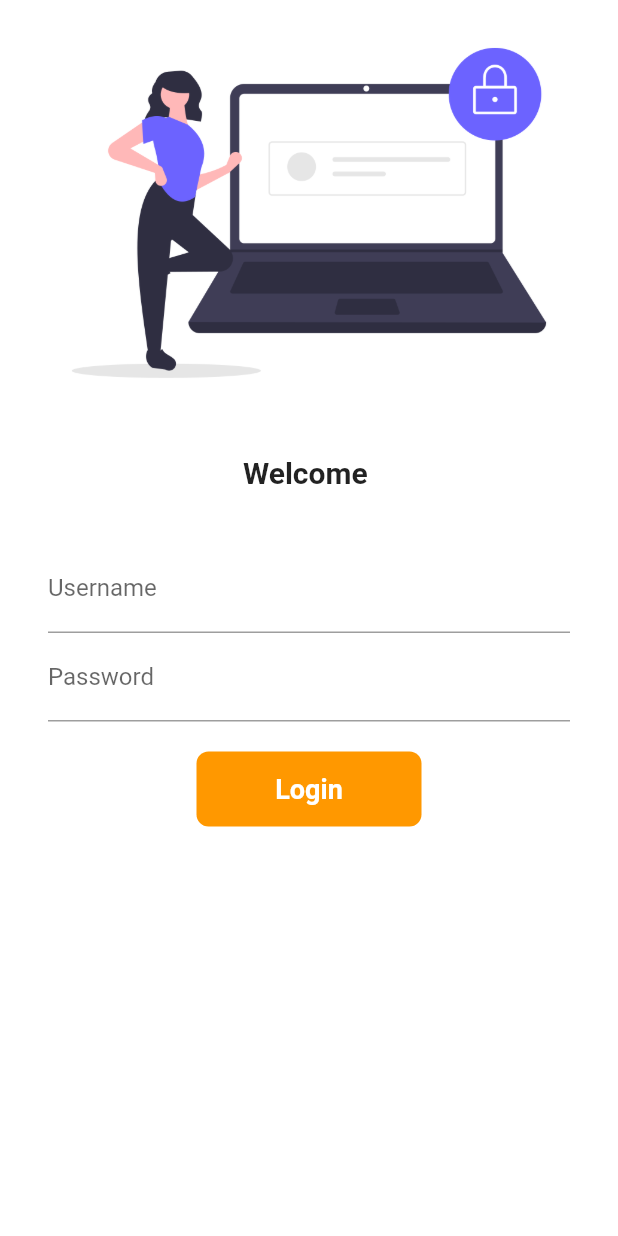
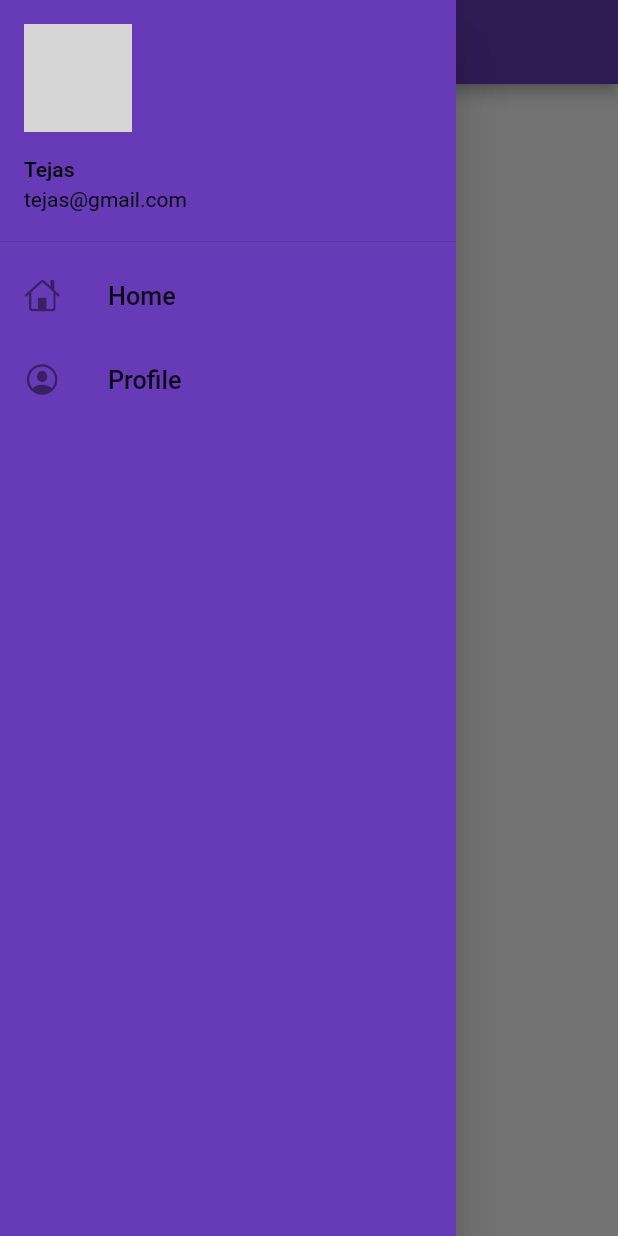
Before and after one commit to tejasisboss/firstflutterproject, a Flutter app: the screen it shows after launch, with the side drawer open (before the commit the screen has no drawer), on a phone screen of 412 x 824 dp. Run offline on Flutter 3.47's test engine with Material 2 defaults, Android fonts, the phone set to English and light mode, and no system bars; our stand-ins replace google_fonts; network calls fail; grey boxes are pictures that could not be loaded.

Commit message:
day7 completed

```diff
--- a/lib/main.dart
+++ b/lib/main.dart
@@ -31,7 +31,7 @@ class MyApp extends StatelessWidget {
         brightness: Brightness.dark,
       ),
       //darkTheme: ThemeData.dark(),
-      //initialRoute: "/home",
+      initialRoute: MyRoutes.homeRoute,
       routes: {
         "/": (context) => LoginPage(),
         MyRoutes.homeRoute: (context) => HomePage(),
--- a/lib/pages/home_page.dart
+++ b/lib/pages/home_page.dart
@@ -1,4 +1,5 @@
 import 'package:flutter/material.dart';
+import 'package:flutter_basics/widgets/drawer.dart';
 
 class HomePage extends StatelessWidget {
   final int days = 30;
@@ -13,7 +14,7 @@ class HomePage extends StatelessWidget {
           child: Text("Welcome to $days days of flutter"),
         ),
       ),
-      drawer: Drawer(),
+      drawer: MyDrawer(),
     );
   }
 }
--- /dev/null
+++ b/lib/widgets/drawer.dart
@@ -0,0 +1,55 @@
+import 'package:flutter/cupertino.dart';
+import 'package:flutter/material.dart';
+
+class MyDrawer extends StatelessWidget {
+  final imageUrl =
+      "https://media-exp1.licdn.com/dms/image/C5603AQExkQ7uwqkzNw/profile-displayphoto-shrink_200_200/0/1624957347242?e=1630540800&v=beta&t=12X5H4CeXVqCpcdI_Da84KHt92_OD1XRyDUfbtAuq5Y";
+  @override
+  Widget build(BuildContext context) {
+    return Drawer(
+      child: Container(
+        color: Colors.deepPurple,
+        child: ListView(
+          children: [
+            DrawerHeader(
+              padding: EdgeInsets.zero,
+              child: UserAccountsDrawerHeader(
+                currentAccountPicture: CircleAvatar(
+                  backgroundImage: NetworkImage(imageUrl),
+                ),
+                //currentAccountPicture: Image.network(imageUrl),
+                margin: EdgeInsets.zero,
+                accountName: Text(
+                  "Tejas",
+                  style: TextStyle(color: Colors.black),
+                ),
+                accountEmail: Text(
+                  "tejas@gmail.com",
+                  style: TextStyle(color: Colors.black),
+                ),
+              ),
+            ),
+            ListTile(
+              leading: Icon(
+                CupertinoIcons.home,
+              ),
+              title: Text(
+                "Home",
+                textScaleFactor: 1.2,
+              ),
+            ),
+            ListTile(
+              leading: Icon(
+                CupertinoIcons.profile_circled,
+              ),
+              title: Text(
+                "Profile",
+                textScaleFactor: 1.2,
+              ),
+            ),
+          ],
+        ),
+      ),
+    );
+  }
+}
```
